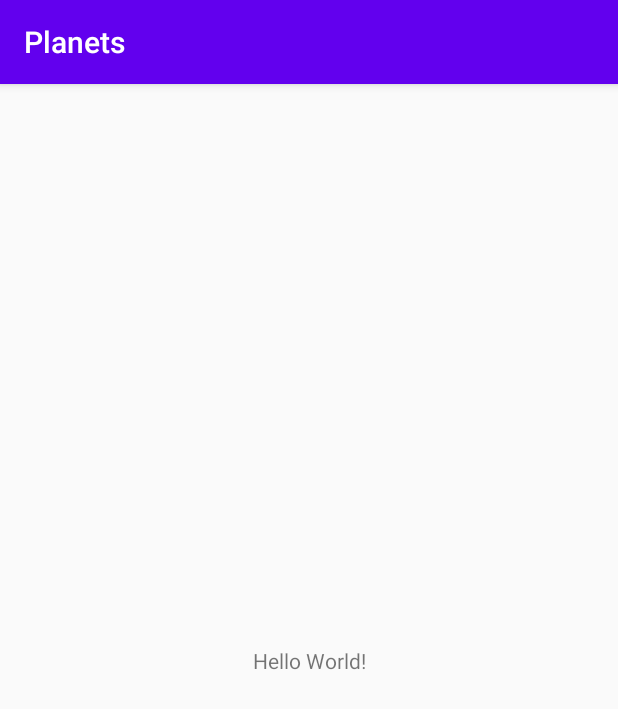
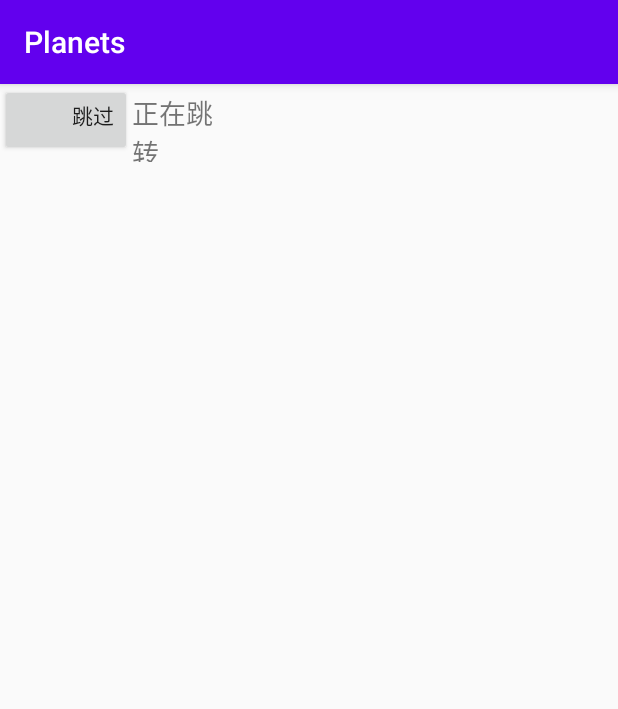
Before and after one commit to Planets-never-give-up/Planets, an Android app: the screen it shows after launch (MainActivity before the commit, countdownActivity after it), on a phone screen of 412 x 824 dp. Shown: the top 709 px of the screen. Run offline under Robolectric (Android 15) with nearby library versions, the phone set to English and light mode, and no system bars.

Commit message:
界面跳转 20/12/1

```diff
--- a/app/src/main/AndroidManifest.xml
+++ b/app/src/main/AndroidManifest.xml
@@ -9,13 +9,15 @@
         android:roundIcon="@mipmap/ic_launcher_round"
         android:supportsRtl="true"
         android:theme="@style/AppTheme">
-        <activity android:name=".MainActivity">
+
+        <activity android:name=".countdownActivity">
             <intent-filter>
                 <action android:name="android.intent.action.MAIN" />
 
                 <category android:name="android.intent.category.LAUNCHER" />
             </intent-filter>
         </activity>
+        <activity android:name=".MainActivity"/>
     </application>
 
 </manifest>
--- a/app/src/main/java/com/example/planets/countdownActivity.java
+++ b/app/src/main/java/com/example/planets/countdownActivity.java
@@ -1,7 +1,134 @@
 package com.example.planets;
 
-public class countdownActivity {
+import android.content.Intent;
+import android.os.Bundle;
+import android.os.CountDownTimer;
+import android.view.View;
+import android.widget.Button;
+import android.widget.TextView;
 
+
+import androidx.appcompat.app.AppCompatActivity;
+
+import java.util.logging.Handler;
+import java.util.logging.LogRecord;
+
+public class countdownActivity extends AppCompatActivity {
+    private  MyCountDownTimer mc;
+    private TextView tv;
+    private Button tgbt;
+
+    protected void onCreate(Bundle saveInstanceState) {
+        super.onCreate( saveInstanceState );
+        setContentView( R.layout.activity_countdown );
+        tv = findViewById( R.id.textView1 );
+        tgbt = findViewById( R.id.tgbtn );
+        tgbt.setOnClickListener( new View.OnClickListener() {
+            @Override
+            public void onClick(View v) {
+                Intent intent=new Intent(  );
+                intent.setClass( countdownActivity.this,MainActivity.class );
+                startActivity( intent );
+            }
+        } );
+        mc = new MyCountDownTimer( 4000 , 1000 );
+        mc.start();
+       tv.postDelayed( new Runnable() {
+            /**
+             * When an object implementing interface <code>Runnable</code> is used
+             * to create a thread, starting the thread causes the object's
+             * <code>run</code> method to be called in that separately executing
+             * thread.
+             * <p>
+             * The general contract of the method <code>run</code> is that it may
+             * take any action whatsoever.
+             *
+             * @see Thread#run()
+             */
+            @Override
+            public void run() {
+                Intent intent = new Intent();
+                intent.setClass(countdownActivity.this , MainActivity.class );
+                startActivity( intent );
+            }
+            private void startActivity(Intent intent) {
+
+            }
+        } , 4000 );
+    }
+    private Handler handler= new Handler() {
+        /**
+         * Publish a <tt>LogRecord</tt>.
+         * <p>
+         * The logging request was made initially to a <tt>Logger</tt> object,
+         * which initialized the <tt>LogRecord</tt> and forwarded it here.
+         * <p>
+         * The <tt>Handler</tt>  is responsible for formatting the message, when and
+         * if necessary.  The formatting should include localization.
+         *
+         * @param record description of the log event. A null record is
+         *               silently ignored and is not published
+         */
+        @Override
+        public void publish(LogRecord record) {
+
+        }
+
+        /**
+         * Flush any buffered output.
+         */
+        @Override
+        public void flush() {
+
+        }
+
+        /**
+         * Close the <tt>Handler</tt> and free all associated resources.
+         * <p>
+         * The close method will perform a <tt>flush</tt> and then close the
+         * <tt>Handler</tt>.   After close has been called this <tt>Handler</tt>
+         * should no longer be used.  Method calls may either be silently
+         * ignored or may throw runtime exceptions.
+         *
+         * @throws SecurityException if a security manager exists and if
+         *                           the caller does not have <tt>LoggingPermission("control")</tt>.
+         */
+        @Override
+        public void close() throws SecurityException {
+
+        }
+    };
+    class MyCountDownTimer extends CountDownTimer {
+
+        /**
+         * @param millisInFuture    The number of millis in the future from the call
+         * 表示以毫秒为单位 倒计时总数                         to {@link #start()} until the countdown is done and {@link #onFinish()}
+         *  例如 millisInFuture=1000 表示1秒                         is called.
+         * @param countDownInterval The interval along the way to receive
+         *                         {@link #onTick(long)} callbacks.
+         */
+        public MyCountDownTimer(long millisInFuture , long countDownInterval) {
+            super( millisInFuture , countDownInterval );
+        }
+
+        /**
+         * Callback fired on regular interval.
+         *
+         * @param millisUntilFinished The amount of time until finished.
+         */
+        @Override
+        public void onTick(long millisUntilFinished) {
+            tv.setText( "倒计时("+millisUntilFinished / 1000 +")" );
+        }
+
+        /**
+         * Callback fired when the time is up.
+         */
+        @Override
+        public void onFinish() {
+            tv.setText( "正在跳转" );
+        }
+    }
 
 
 }
--- /dev/null
+++ b/app/src/main/res/layout/activity_countdown.xml
@@ -0,0 +1,22 @@
+<?xml version="1.0" encoding="utf-8"?>
+<LinearLayout xmlns:android="http://schemas.android.com/apk/res/android"
+    xmlns:app="http://schemas.android.com/apk/res-auto"
+    xmlns:tools="http://schemas.android.com/tools"
+    android:layout_width="match_parent"
+    android:layout_height="match_parent">
+
+    <Button
+        android:id="@+id/tgbtn"
+        android:layout_width="wrap_content"
+        android:layout_height="wrap_content"
+        android:foregroundGravity="right"
+        android:gravity="right"
+        android:text="跳过" />
+
+    <TextView
+        android:id="@+id/textView1"
+        android:layout_width="65dp"
+        android:layout_height="46dp"
+        android:text="TextView"
+        android:textSize="18sp" />
+</LinearLayout>
```
